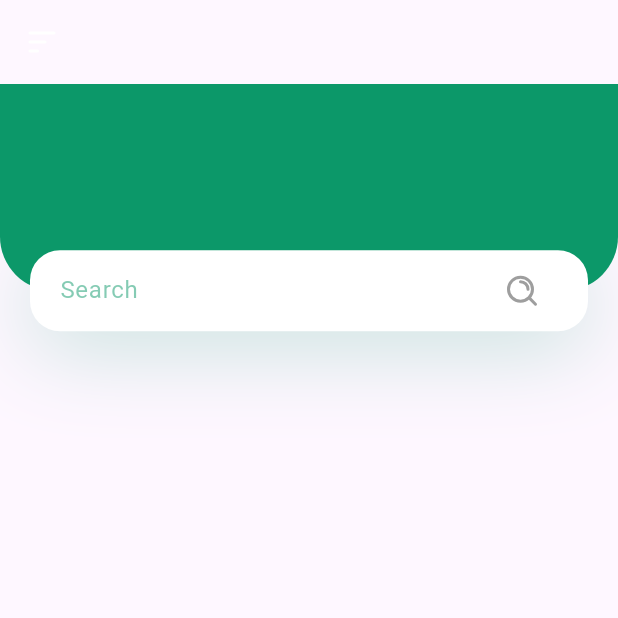
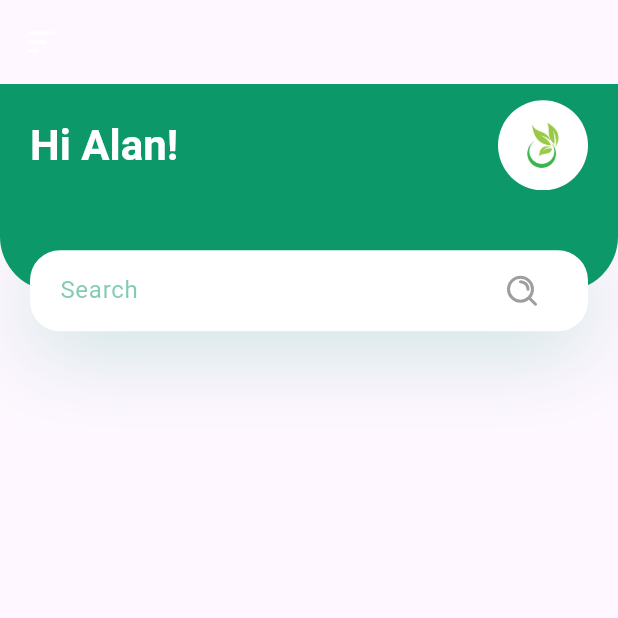
Before and after one commit to Alan21103/PlantApp_0127, a Flutter app: the HomeScreen screen opened directly, on a phone screen of 412 x 824 dp, the top half of it. Run offline on Flutter 3.47's test engine with Material 3 defaults, Android fonts, the phone set to English and light mode, and no system bars; our stand-ins replace flutter_svg.

Commit message:
Menambah kan icon pada HomeScreen

```diff
--- a/lib/screens/home/components/body.dart
+++ b/lib/screens/home/components/body.dart
@@ -16,6 +16,11 @@ class Body extends StatelessWidget {
           child: Stack(
             children: <Widget>[
               Container(
+                padding: EdgeInsets.only(
+                  left: kDefaultPadding,
+                  right: kDefaultPadding,
+                  bottom: 36 + kDefaultPadding,
+                ),
                 height: size.height * 0.2 - 27,
                 decoration: BoxDecoration(
                   color: kPrimaryColor,
@@ -23,6 +28,28 @@ class Body extends StatelessWidget {
                     bottomLeft: Radius.circular(36),
                     bottomRight: Radius.circular(36),
                   ),
+                ),
+                child: Row(
+                  children: <Widget>[
+                    Text(
+                      'Hi Alan!',
+                      style: Theme.of(
+                        context,
+                      ).textTheme.headlineMedium?.copyWith(
+                        color: Colors.white,
+                        fontWeight: FontWeight.bold,
+                      ),
+                    ),
+                    Spacer(),
+                    ClipOval(
+                      child: Image.asset(
+                        "assets/images/logo1.jpg",
+                        width: 60,
+                        height: 60,
+                        fit: BoxFit.cover,
+                      ),
+                    ),
+                  ],
                 ),
               ),
               Positioned(
```
Also changed, not shown: assets/images/logo1.jpg (added).
